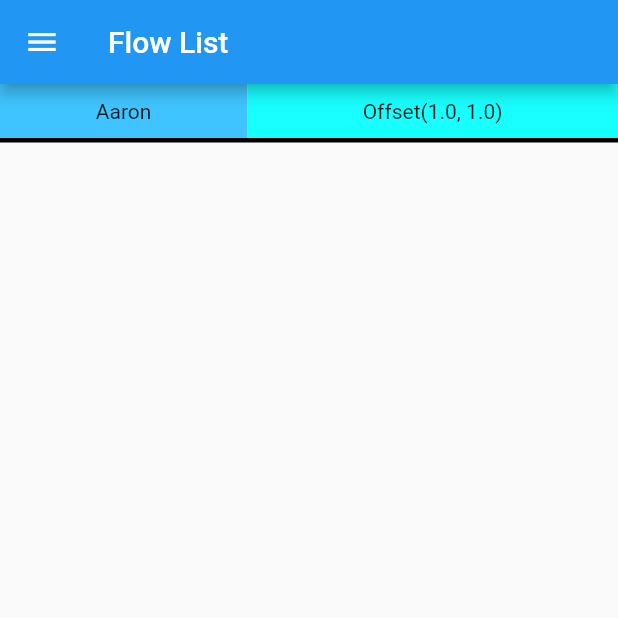
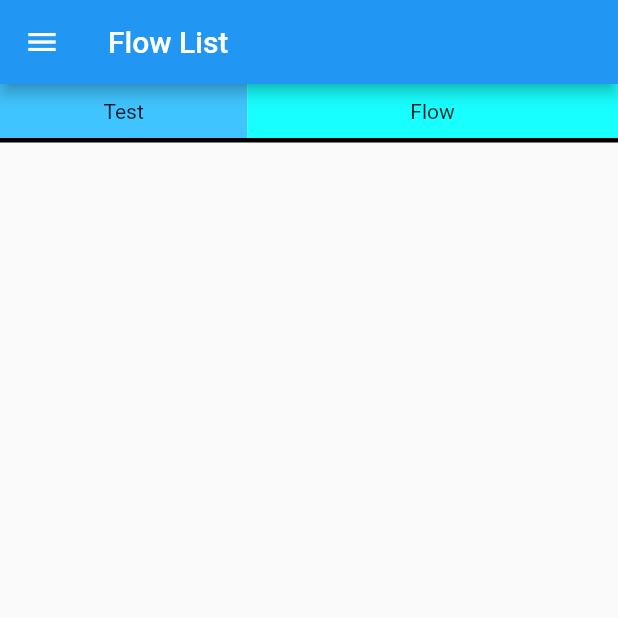
Before and after one commit to aaronmyatt/flow_check, a Flutter app: the FlowListPage screen opened by its route, on a phone screen of 412 x 824 dp, the top half of it. Run offline on Flutter 3.47's test engine with Material 2 defaults, Android fonts, the phone set to English and light mode, and no system bars; our stand-ins replace rxdart.

Commit message:
current progress

```diff
--- /dev/null
+++ b/lib/flow_check_stream.dart
@@ -0,0 +1,48 @@
+import 'dart:developer';
+import 'dart:ui';
+
+import 'package:flow_check/offset_stream.dart';
+import 'package:rxdart/rxdart.dart';
+
+import 'flow_areas.dart';
+
+class FlowCheck {
+  final Size size;
+
+  FlowCheck(this.size);
+
+  String flowArea(Offset offset) {
+    return FlowAreas(this.size).flowCheck(offset);
+  }
+}
+
+class FlowCheckStream {
+  static final FlowCheckStream _instance = FlowCheckStream._internal();
+
+  factory FlowCheckStream() => _instance;
+
+  PublishSubject<String> subject;
+
+  FlowCheckStream._internal() {
+    subject = PublishSubject<String>();
+
+    OffsetStream().getStream.listen((SizeOffset offset) {
+      FlowCheckStream().process(offset.offset, offset.size);
+    });
+
+    subject.listen((String data) {
+      log(data.toString(), name: "FlowCheckStream");
+    });
+  }
+
+  void process(Offset offset, Size size) {
+    if (offset == Offset.zero || size == Size.zero) {
+      String flow = FlowCheck(size).flowArea(offset);
+      subject.sink.add(flow);
+    }
+  }
+
+  Stream<String> get getStream {
+    return subject.stream;
+  }
+}
--- a/lib/flow_list_page.dart
+++ b/lib/flow_list_page.dart
@@ -1,5 +1,5 @@
-import 'package:flow_check/name_offset_stream.dart';
 import 'package:flow_check/nav_drawer.dart';
+import 'package:flow_check/persons_flow_stream.dart';
 import 'package:flutter/material.dart';
 
 class FlowListPage extends StatelessWidget {
@@ -11,10 +11,10 @@ class FlowListPage extends StatelessWidget {
       ),
       drawer: NavDrawer(),
       body: StreamBuilder(
-          stream: NameOffsetStream().getStream,
-          initialData: [NameOffset(name: "Aaron", offset: Offset(1.0, 1.0))],
+          stream: PersonsFlowStream().getStream,
+          initialData: [PersonsFlow('Test', 'Flow')],
           builder: (BuildContext context, AsyncSnapshot<dynamic> snapshot) {
-            List<NameOffset> items = snapshot.data;
+            List<PersonsFlow> items = snapshot.data;
             return new FlowList(items: items);
           }),
     );
@@ -27,14 +27,14 @@ class FlowList extends StatelessWidget {
     @required this.items,
   }) : super(key: key);
 
-  final List<NameOffset> items;
+  final List<PersonsFlow> items;
 
   @override
   Widget build(BuildContext context) {
     return ListView.builder(
       itemCount: items.length,
       itemBuilder: (BuildContext context, int index) {
-        NameOffset item = items[index];
+        PersonsFlow item = items[index];
         return Container(
           decoration: BoxDecoration(
               border:
@@ -52,7 +52,7 @@ class FlowList extends StatelessWidget {
                   padding: EdgeInsets.symmetric(vertical: 10),
                   color: Colors.cyanAccent,
                   width: MediaQuery.of(context).size.width * 0.4,
-                  child: Center(child: Text(item.offset.toString())),
+                  child: Center(child: Text(item.flow)),
                 ),
               )
             ],
--- a/lib/main.dart
+++ b/lib/main.dart
@@ -1,3 +1,5 @@
+import 'package:flow_check/flow_check_stream.dart';
+import 'package:flow_check/persons_flow_stream.dart';
 import 'package:flutter/material.dart';
 
 import 'error_stream.dart';
@@ -16,6 +18,8 @@ class FlowCheck extends StatelessWidget {
     NameStream();
     OffsetStream();
     NameOffsetStream();
+    PersonsFlowStream();
+    FlowCheckStream();
   }
 
   @override
--- a/lib/name_offset_stream.dart
+++ b/lib/name_offset_stream.dart
@@ -1,8 +1,9 @@
 import 'dart:developer';
+
+import 'package:flutter/widgets.dart';
 import 'package:rxdart/rxdart.dart';
+import 'package:rxdart/rxdart.dart' show ZipStream;
 import 'package:rxdart/subjects.dart' show BehaviorSubject;
-import 'package:rxdart/rxdart.dart' show ZipStream;
-import 'package:flutter/widgets.dart';
 
 import 'name_stream.dart';
 import 'offset_stream.dart';
@@ -26,14 +27,14 @@ class NameOffsetStream {
   factory NameOffsetStream() => _instance;
 
   List<NameOffset> _state = [];
-  BehaviorSubject<List<NameOffset>> subject =
-      BehaviorSubject<List<NameOffset>>();
+  BehaviorSubject<List<NameOffset>> subject;
 
   NameOffsetStream._internal() {
+    subject = BehaviorSubject<List<NameOffset>>();
     ZipStream.zip2(
       NameStream().getStream,
-      OffsetStream().getStream.where((Offset offset) {
-        return offset != Offset.zero;
+      OffsetStream().getStream.where((SizeOffset offset) {
+        return offset.offset != Offset.zero;
       }),
       _buildNameOffset,
     ).listen(onData);
@@ -53,7 +54,7 @@ class NameOffsetStream {
     OffsetStream().reset();
   }
 
-  NameOffset _buildNameOffset(String name, Offset offset) {
-    return NameOffset(name: name, offset: offset);
+  NameOffset _buildNameOffset(String name, SizeOffset offset) {
+    return NameOffset(name: name, offset: offset.offset);
   }
 }
--- a/lib/offset_stream.dart
+++ b/lib/offset_stream.dart
@@ -1,7 +1,15 @@
 import 'dart:developer';
 
 import 'package:flutter/widgets.dart' show Offset;
+import 'package:flutter/widgets.dart' show Size;
 import 'package:rxdart/subjects.dart' show PublishSubject;
+
+class SizeOffset {
+  Offset offset;
+  Size size;
+
+  SizeOffset(this.offset, this.size);
+}
 
 class OffsetStream {
   static final OffsetStream _instance = OffsetStream._internal();
@@ -9,24 +17,24 @@ class OffsetStream {
   factory OffsetStream() => _instance;
 
   String name;
-  PublishSubject<Offset> subject;
+  PublishSubject<SizeOffset> subject;
 
   OffsetStream._internal() {
-    subject = PublishSubject<Offset>();
-    subject.listen((Offset data) {
+    subject = PublishSubject<SizeOffset>();
+    subject.listen((SizeOffset data) {
       log(data.toString(), name: "OffsetStream");
     });
   }
 
-  void process(Offset offset) {
-    subject.sink.add(offset);
+  void process(Offset offset, {Size size: Size.zero}) {
+    subject.sink.add(SizeOffset(offset, size));
   }
 
-  Stream<Offset> get getStream {
+  Stream<SizeOffset> get getStream {
     return subject.stream;
   }
 
   void reset() {
-    OffsetStream().process(Offset(0.0, 0.0));
+    OffsetStream().process(Offset.zero);
   }
 }
--- /dev/null
+++ b/lib/persons_flow_stream.dart
@@ -0,0 +1,57 @@
+import 'dart:developer';
+
+import 'package:flow_check/flow_check_stream.dart';
+import 'package:rxdart/rxdart.dart';
+import 'package:rxdart/rxdart.dart' show ZipStream;
+import 'package:rxdart/subjects.dart' show BehaviorSubject;
+
+import 'name_stream.dart';
+import 'offset_stream.dart';
+
+class PersonsFlow {
+  final String name;
+  final String flow;
+
+  PersonsFlow(this.name, this.flow);
+
+  @override
+  String toString() {
+    return "$name :: $flow";
+  }
+}
+
+class PersonsFlowStream {
+  static final PersonsFlowStream _instance = PersonsFlowStream._internal();
+
+  factory PersonsFlowStream() => _instance;
+
+  List<PersonsFlow> _state = [];
+  BehaviorSubject<List<PersonsFlow>> subject;
+
+  PersonsFlowStream._internal() {
+    subject = BehaviorSubject<List<PersonsFlow>>();
+    ZipStream.zip2<String, String, PersonsFlow>(
+      NameStream().getStream,
+      FlowCheckStream().getStream,
+      _buildPersonsFlow,
+    ).listen(onData);
+  }
+
+  Stream get getStream {
+    return subject.stream;
+  }
+
+  void onData(PersonsFlow data) {
+    _state.add(data);
+    for (PersonsFlow i in _state) {
+      log(i.toString(), name: "PersonsFlowStream::onData");
+    }
+    subject.sink.add(_state);
+
+    OffsetStream().reset();
+  }
+
+  PersonsFlow _buildPersonsFlow(String name, String flow) {
+    return PersonsFlow(name, flow);
+  }
+}
```
Also changed, not shown: lib/graph.dart (+12 -7 lines), lib/home_page.dart (+5 -2 lines), 4 other files.
